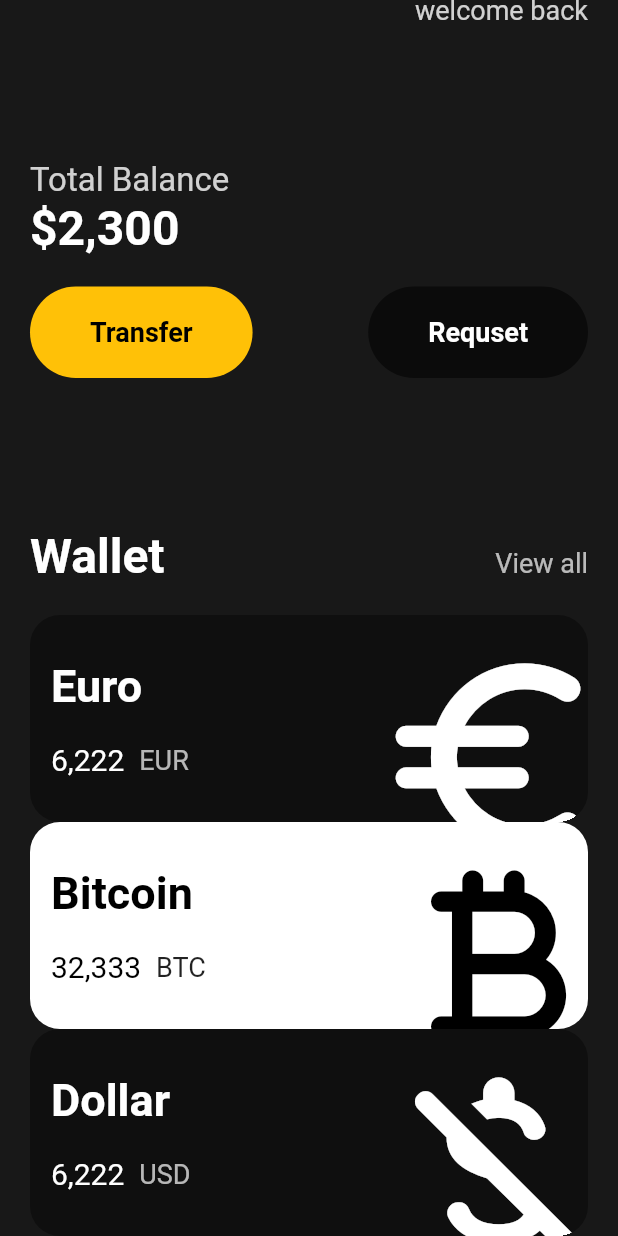
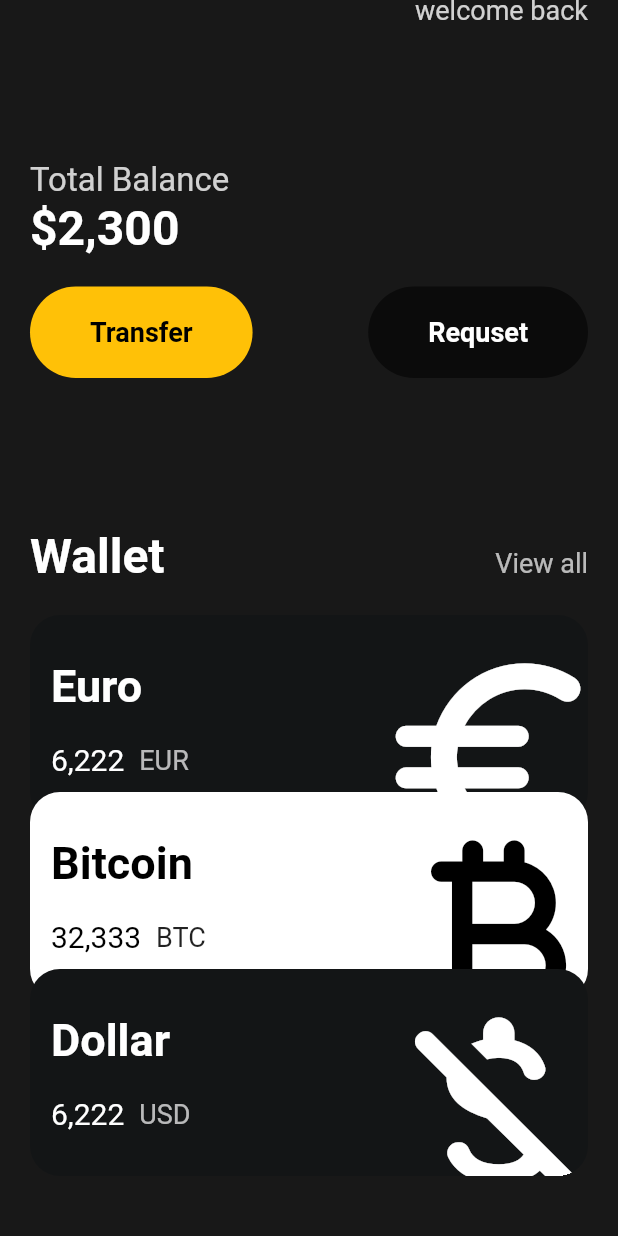
Before and after one commit to milliekang/toonflix, a Flutter app: the screen it shows after launch, scrolled down 117 dp, on a phone screen of 412 x 824 dp. Run offline on Flutter 3.47's test engine with Material 2 defaults, Android fonts, the phone set to English and light mode, and no system bars.

Commit message:
Code Challenge

```diff
--- a/lib/main.dart
+++ b/lib/main.dart
@@ -114,6 +114,7 @@ class MyApp extends StatelessWidget {
                   code: 'EUR',
                   amount: '6,222',
                   icon: Icons.euro_rounded,
+                  order: 0,
                 ),
                 const CurrencyCard(
                   isInverted: true,
@@ -121,6 +122,7 @@ class MyApp extends StatelessWidget {
                   code: 'BTC',
                   amount: '32,333',
                   icon: Icons.currency_bitcoin_rounded,
+                  order: 1,
                 ),
                 const CurrencyCard(
                   isInverted: false,
@@ -128,6 +130,7 @@ class MyApp extends StatelessWidget {
                   code: 'USD',
                   amount: '6,222',
                   icon: Icons.money_off_rounded,
+                  order: 2,
                 ),
               ],
             ),
--- a/lib/widget/CurrencyCard.dart
+++ b/lib/widget/CurrencyCard.dart
@@ -4,6 +4,7 @@ class CurrencyCard extends StatelessWidget {
   final String name, code, amount;
   final IconData icon;
   final bool isInverted;
+  final int order;
 
   const CurrencyCard({
     super.key,
@@ -12,14 +13,19 @@ class CurrencyCard extends StatelessWidget {
     required this.amount,
     required this.icon,
     required this.isInverted,
+    required this.order,
   });
 
   @override
   Widget build(BuildContext context) {
-    return (Container(
+    double offset = order * -20;
+    return Transform.translate(
+      offset: Offset(0, offset),
+      child: (Container(
         clipBehavior: Clip.hardEdge,
         decoration: BoxDecoration(
-        color: isInverted ? Colors.white : Colors.black38,
+          color:
+              isInverted ? Colors.white : const Color.fromARGB(255, 19, 21, 22),
           borderRadius: BorderRadius.circular(20),
         ),
         child: Padding(
@@ -80,6 +86,7 @@ class CurrencyCard extends StatelessWidget {
             ],
           ),
         ),
-    ));
+      )),
+    );
   }
 }
```
Lines whose indentation alone changed are shown as unchanged.
